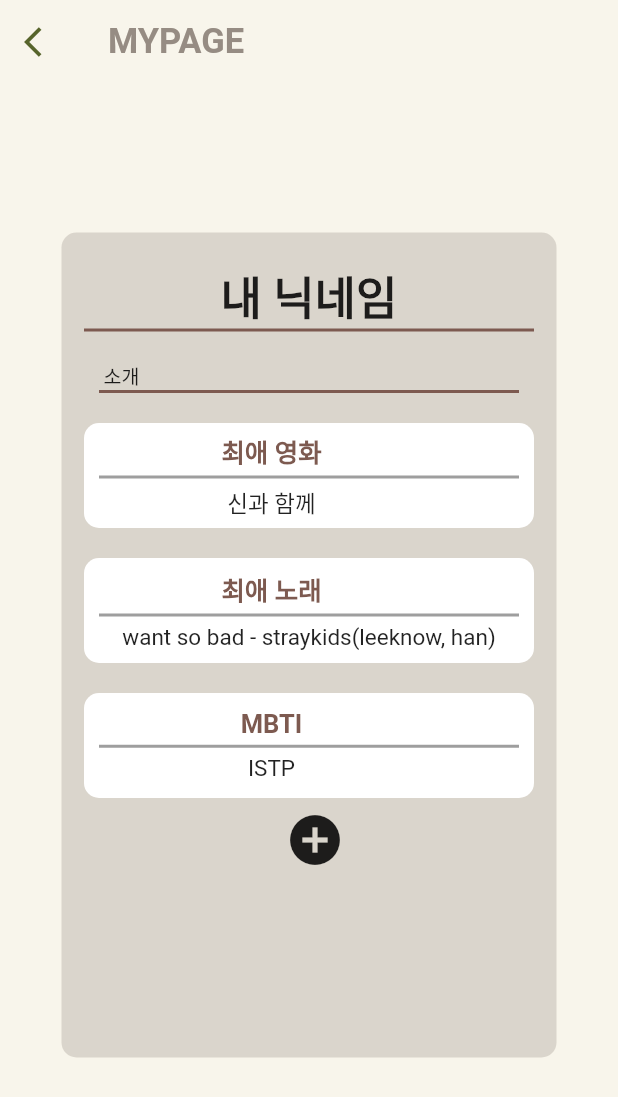
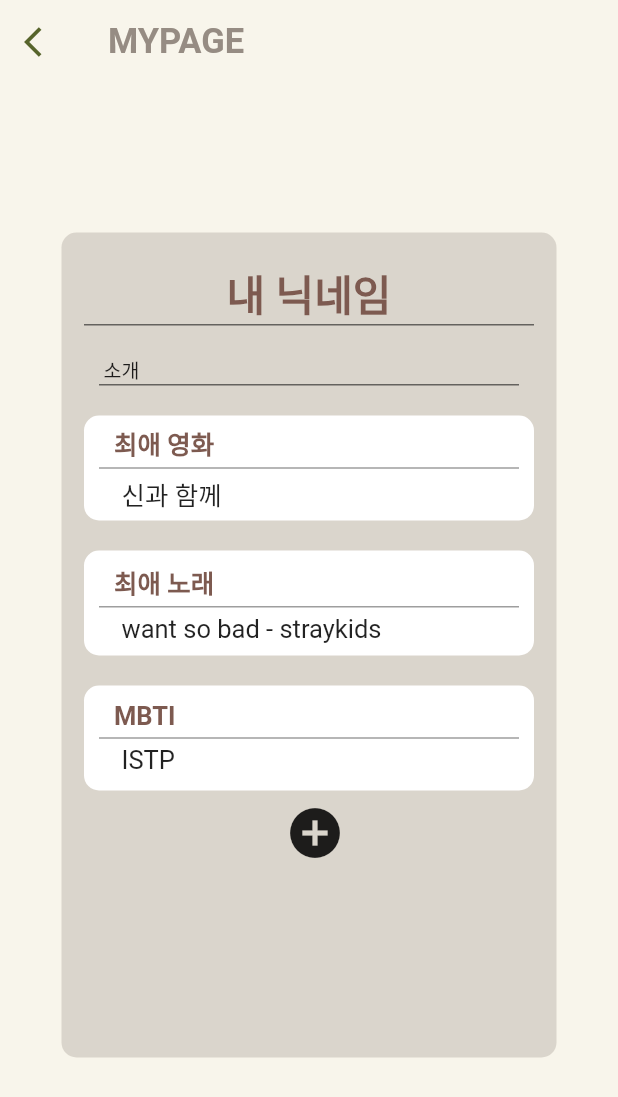
Before and after one commit to Emo-D-Project/Client1, a Flutter app: the category screen opened directly, after a tap on "마이 페이지", on a phone screen of 412 x 824 dp. Shown: the top 1097 px of the screen. Run offline on Flutter 3.47's test engine with Material 2 defaults, Android fonts, the phone set to English and light mode, and no system bars; Roboto replaces fonts that are missing (cafe).

Commit message:
[front] 계속 수정 중...

```diff
--- a/lib/category.dart
+++ b/lib/category.dart
@@ -71,8 +71,7 @@ class category extends StatelessWidget {
                     margin: EdgeInsets.fromLTRB(0, 10, 0, 0),
                       child: Text("유저 설정",style: TextStyle(fontSize: 15,fontWeight: FontWeight.bold,color: Color(0xFF7D5A50)),)
                   ), //유저 설정
-                  Container(
-                    width: 1000,
+                  SizedBox(
                     child: ElevatedButton(
                       style: ElevatedButton.styleFrom(
                         elevation: 0.0,
@@ -84,14 +83,14 @@ class category extends StatelessWidget {
                       },
                       child: Row(
                         children: [
-                          Icon(Icons.person_2_outlined, color: Colors.black54),
+                          Icon(Icons.person_2_outlined, color: Colors.black,size: 25,),
                           SizedBox(width: 5,),
-                          Text("마이 페이지",style: TextStyle(color: Colors.black54,fontSize: 15)),
+                          Text("마이 페이지",style: TextStyle(color: Colors.black,fontSize: 15)),
                         ],
                       ),
                     ),
                   ), //마이페이지
-                  Container(
+                  SizedBox(
                     child: ElevatedButton(
                       style: ElevatedButton.styleFrom(
                         elevation: 0.0,
@@ -103,9 +102,9 @@ class category extends StatelessWidget {
                       },
                       child: Row(
                         children: [
-                          Icon(Icons.access_alarm, color: Colors.black54),
+                          Icon(Icons.access_alarm, color: Colors.black,size: 25,),
                           SizedBox(width: 5,),
-                          Text("알람 설정",style: TextStyle(color: Colors.black54,fontSize: 15)),
+                          Text("알람 설정",style: TextStyle(color: Colors.black,fontSize: 15)),
                         ],
                       ),
                     ),
@@ -127,7 +126,7 @@ class category extends StatelessWidget {
                       margin: EdgeInsets.fromLTRB(0, 20, 0, 0),
                       child: Text("지원",style: TextStyle(fontSize: 15,fontWeight: FontWeight.bold,color: Color(0xFF7D5A50)))
                   ), //지원
-                  Container(
+                  SizedBox(
                     child: ElevatedButton(
                       style: ElevatedButton.styleFrom(
                         elevation: 0.0,
@@ -136,14 +135,14 @@ class category extends StatelessWidget {
                       onPressed: () {},
                       child: Row(
                         children: [
-                          Icon(Icons.person_2_outlined, color: Colors.black54),
+                          Icon(Icons.person_2_outlined, color: Colors.black,size: 25,),
                           SizedBox(width: 5,),
-                          Text("의견 보내기",style: TextStyle(color: Colors.black54,fontSize: 15)),
+                          Text("의견 보내기",style: TextStyle(color: Colors.black,fontSize: 15)),
                         ],
                       ),
                     ),
                   ), //의견보내기
-                  Container(
+                  SizedBox(
                     child: ElevatedButton(
                       style: ElevatedButton.styleFrom(
                         elevation: 0.0,
@@ -152,9 +151,9 @@ class category extends StatelessWidget {
                       onPressed: () {},
                       child: Row(
                         children: [
-                          Icon(Icons.person_2_outlined, color: Colors.black54),
+                          Icon(Icons.person_2_outlined, color: Colors.black,size: 25,),
                           SizedBox(width: 5,),
-                          Text("자주 하는 질문",style: TextStyle(color: Colors.black54,fontSize: 15)),
+                          Text("자주 하는 질문",style: TextStyle(color: Colors.black,fontSize: 15)),
                         ],
                       ),
                     ),
@@ -176,7 +175,7 @@ class category extends StatelessWidget {
                       margin: EdgeInsets.fromLTRB(0, 20, 0, 0),
                       child: Text("기타",style: TextStyle(fontSize: 15,fontWeight: FontWeight.bold,color: Color(0xFF7D5A50)))
                   ), //기타
-                  Container(
+                  SizedBox(
                     child: ElevatedButton(
                       style: ElevatedButton.styleFrom(
                         elevation: 0.0,
@@ -185,14 +184,14 @@ class category extends StatelessWidget {
                       onPressed: () {},
                       child: Row(
                         children: [
-                          Icon(Icons.person_2_outlined, color: Colors.black54),
+                          Icon(Icons.person_2_outlined, color: Colors.black,size: 25,),
                           SizedBox(width: 5,),
-                          Text("앱 정보",style: TextStyle(color: Colors.black54,fontSize: 15)),
+                          Text("앱 정보",style: TextStyle(color: Colors.black,fontSize: 15)),
                         ],
                       ),
                     ),
                   ), //앱정보
-                  Container(
+                  SizedBox(
                     child: ElevatedButton(
                       style: ElevatedButton.styleFrom(
                         elevation: 0.0,
@@ -202,12 +201,12 @@ class category extends StatelessWidget {
                       child: Row(
                         children: [
                           SizedBox(width: 30,),
-                          Text("로그아웃", style: TextStyle(color: Colors.black54)),
+                          Text("로그아웃", style: TextStyle(color: Colors.black)),
                         ],
                       ),
                     ),
                   ), //로그아웃
-                  Container(
+                  SizedBox(
                     child: ElevatedButton(
                       style: ElevatedButton.styleFrom(
                         elevation: 0.0,
@@ -217,7 +216,7 @@ class category extends StatelessWidget {
                       child: Row(
                         children: [
                           SizedBox(width: 30,),
-                          Text("회원탈퇴", style: TextStyle(color: Colors.black54,fontSize: 15)),
+                          Text("회원탈퇴", style: TextStyle(color: Colors.black,fontSize: 15)),
                         ],
                       ),
                     ),
--- a/lib/mypage.dart
+++ b/lib/mypage.dart
@@ -16,8 +16,10 @@ class _mypageState extends State<mypage> {
       appBar: AppBar(
         elevation: 0.0,
         backgroundColor: Colors.transparent,
-        //backgroundColor: Color.fromRGBO(248, 245, 235, 100),
-        title: Text("MYPAGE",style: TextStyle(color: Color(0xFF968C83)),),
+        title: Text(
+          "MYPAGE",
+          style: TextStyle(color: Color(0xFF968C83)),
+        ),
         leading: IconButton(
           onPressed: () {
             Navigator.push(
@@ -32,8 +34,9 @@ class _mypageState extends State<mypage> {
             color: Color(0xFFF8F5EB),
           ),
           child: Container(
-            margin: EdgeInsets.fromLTRB( 10, 0, 10, 20),
-            width: 330,height: 550,
+            margin: EdgeInsets.fromLTRB(10, 0, 10, 20),
+            width: 330,
+            height: 550,
             decoration: BoxDecoration(
               color: Color(0x4D968C83),
               borderRadius: BorderRadius.all(Radius.circular(10)),
@@ -42,25 +45,35 @@ class _mypageState extends State<mypage> {
               children: [
                 Container(
                   padding: EdgeInsets.fromLTRB(0, 20, 0, 0),
-                  child: Text("내 닉네임",style: TextStyle(fontSize: 30,fontWeight: FontWeight.bold),),
+                  child: Text(
+                    "내 닉네임",
+                    style: TextStyle(
+                        fontSize: 28,
+                        fontWeight: FontWeight.bold,
+                        color: Color(0xFF7D5A50)),
+                  ),
                 ),
                 Container(
                   //칸 나누는 줄
-                  color: Color.fromRGBO(125, 90, 80, 100),
-                  width: 300, height: 2,
+                  color: Colors.black54,
+                  width: 300, height: 1,
                 ),
                 Container(
                   padding: EdgeInsets.fromLTRB(0, 20, 250, 0),
-                  child: Text("소개",style: TextStyle(fontSize: 13),),
+                  child: Text(
+                    "소개",
+                    style: TextStyle(fontSize: 13),
+                  ),
                 ),
                 Container(
                   //칸 나누는 줄
-                  color: Color.fromRGBO(125, 90, 80, 100),
-                  width: 280, height: 2,
+                  color: Colors.black54,
+                  width: 280, height: 1,
                 ),
                 Container(
                   margin: EdgeInsets.fromLTRB(0, 20, 0, 0),
-                  width: 300,height: 70,
+                  width: 300,
+                  height: 70,
                   decoration: BoxDecoration(
                     color: Colors.white,
                     borderRadius: BorderRadius.all(Radius.circular(10)),
@@ -69,25 +82,48 @@ class _mypageState extends State<mypage> {
                     crossAxisAlignment: CrossAxisAlignment.center,
                     mainAxisAlignment: MainAxisAlignment.center,
                     children: [
+                      Row(
+                        children: [
+                          SizedBox(
+                            width: 20,
+                          ),
                           Container(
-                        child: Text("최애 영화",style: TextStyle(fontWeight: FontWeight.bold,fontSize: 17, color: Color(0xFF7D5A50)),),
-                        padding: EdgeInsets.fromLTRB(0, 0, 50, 4),
+                            child: Text(
+                              "최애 영화",
+                              style: TextStyle(
+                                  fontWeight: FontWeight.bold,
+                                  fontSize: 17,
+                                  color: Color(0xFF7D5A50)),
+                            ),
+                          ),
+                        ],
                       ),
                       Container(
                         //칸 나누는 줄
                         color: Colors.grey,
-                        width: 280, height: 2,
+                        width: 280, height: 1,
+                        margin: EdgeInsets.fromLTRB(0, 4, 0, 4),
+                      ),
+                      Row(
+                        children: [
+                          SizedBox(
+                            width: 25,
                           ),
                           Container(
-                        child: Text("신과 함께",style: TextStyle(fontSize: 15),),
-                        padding: EdgeInsets.fromLTRB(0, 5, 50, 0),
+                            child: Text(
+                              "신과 함께",
+                              style: TextStyle(fontSize: 17),
+                            ),
+                          ),
+                        ],
                       ),
                     ],
                   ),
                 ),
                 Container(
                   margin: EdgeInsets.fromLTRB(0, 20, 0, 0),
-                  width: 300,height: 70,
+                  width: 300,
+                  height: 70,
                   decoration: BoxDecoration(
                     color: Colors.white,
                     borderRadius: BorderRadius.all(Radius.circular(10)),
@@ -96,25 +132,48 @@ class _mypageState extends State<mypage> {
                     crossAxisAlignment: CrossAxisAlignment.center,
                     mainAxisAlignment: MainAxisAlignment.center,
                     children: [
+                      Row(
+                        children: [
+                          SizedBox(
+                            width: 20,
+                          ),
                           Container(
-                        child: Text("최애 노래",style: TextStyle(fontWeight: FontWeight.bold,fontSize: 17, color: Color(0xFF7D5A50)),),
-                        padding: EdgeInsets.fromLTRB(0, 0, 50, 4),
+                            child: Text(
+                              "최애 노래",
+                              style: TextStyle(
+                                  fontWeight: FontWeight.bold,
+                                  fontSize: 17,
+                                  color: Color(0xFF7D5A50)),
+                            ),
+                          ),
+                        ],
                       ),
                       Container(
                         //칸 나누는 줄
                         color: Colors.grey,
-                        width: 280, height: 2,
+                        width: 280, height: 1,
+                        margin: EdgeInsets.fromLTRB(0, 4, 0, 4),
+                      ),
+                      Row(
+                        children: [
+                          SizedBox(
+                            width: 25,
                           ),
                           Container(
-                        child: Text("want so bad - straykids(leeknow, han)",style: TextStyle(fontSize: 15),),
-                        padding: EdgeInsets.fromLTRB(0, 5, 0, 0),
+                            child: Text(
+                              "want so bad - straykids",
+                              style: TextStyle(fontSize: 17),
+                            ),
+                          ),
+                        ],
                       ),
                     ],
                   ),
                 ),
                 Container(
                   margin: EdgeInsets.fromLTRB(0, 20, 0, 0),
-                  width: 300,height: 70,
+                  width: 300,
+                  height: 70,
                   decoration: BoxDecoration(
                     color: Colors.white,
                     borderRadius: BorderRadius.all(Radius.circular(10)),
@@ -123,26 +182,52 @@ class _mypageState extends State<mypage> {
                     crossAxisAlignment: CrossAxisAlignment.center,
                     mainAxisAlignment: MainAxisAlignment.center,
                     children: [
+                      Row(
+                        children: [
+                          SizedBox(
+                            width: 20,
+                          ),
                           Container(
-                        child: Text("MBTI",style: TextStyle(fontWeight: FontWeight.bold,fontSize: 17, color: Color(0xFF7D5A50)),),
-                        padding: EdgeInsets.fromLTRB(0, 0, 50, 4),
+                            child: Text(
+                              "MBTI",
+                              style: TextStyle(
+                                  fontWeight: FontWeight.bold,
+                                  fontSize: 17,
+                                  color: Color(0xFF7D5A50)),
+                            ),
+                          ),
+                        ],
                       ),
                       Container(
                         //칸 나누는 줄
                         color: Colors.grey,
-                        width: 280, height: 2,
+                        width: 280, height: 1,
+                        margin: EdgeInsets.fromLTRB(0, 4, 0, 4),
+                      ),
+                      Row(
+                        children: [
+                          SizedBox(
+                            width: 25,
                           ),
                           Container(
-                        child: Text("ISTP",style: TextStyle(fontSize: 15),),
-                        padding: EdgeInsets.fromLTRB(0, 5, 50, 0),
+                            child: Text(
+                              "ISTP",
+                              style: TextStyle(fontSize: 17),
+                            ),
+                          ),
+                        ],
                       ),
                     ],
                   ),
                 ),
                 IconButton(
-                    onPressed: (){},
-                    icon: Icon(Icons.add_circle,size: 40,)
-                )
+                    onPressed: () {
+                      plusDialog(context);
+                    },
+                    icon: Icon(
+                      Icons.add_circle,
+                      size: 40,
+                    ))
               ],
             ),
           ),
@@ -151,3 +236,19 @@ class _mypageState extends State<mypage> {
     );
   }
 }
+
+void plusDialog(context) {
+  showModalBottomSheet(
+    context: context,
+    builder: (BuildContext context) {
+      return Container(
+        height: 300,
+        decoration: BoxDecoration(
+          color: Colors.white,
+          borderRadius: BorderRadius.only(
+              topLeft: Radius.circular(30), topRight: Radius.circular(30)),
+        ),
+      );
+    },
+  );
+}
```
Also changed, not shown: lib/main.dart (line endings or trailing spaces). Lines whose indentation alone changed are shown as unchanged.
